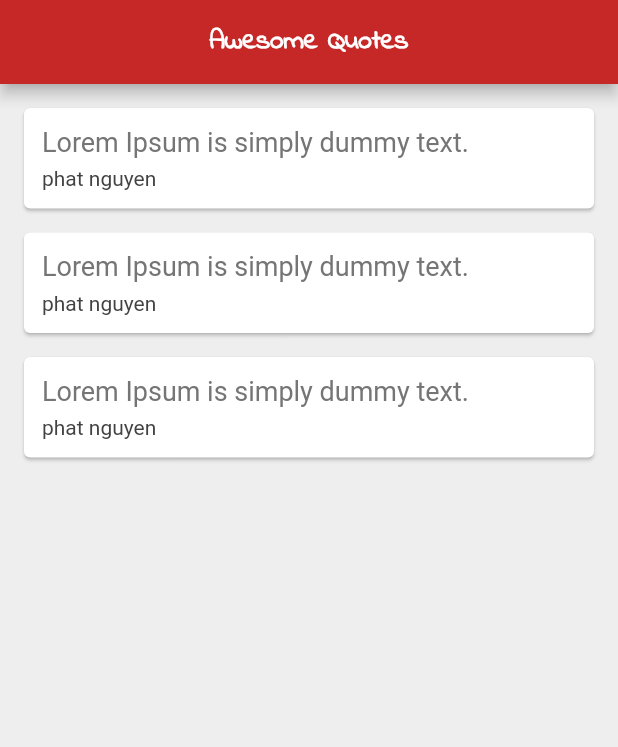
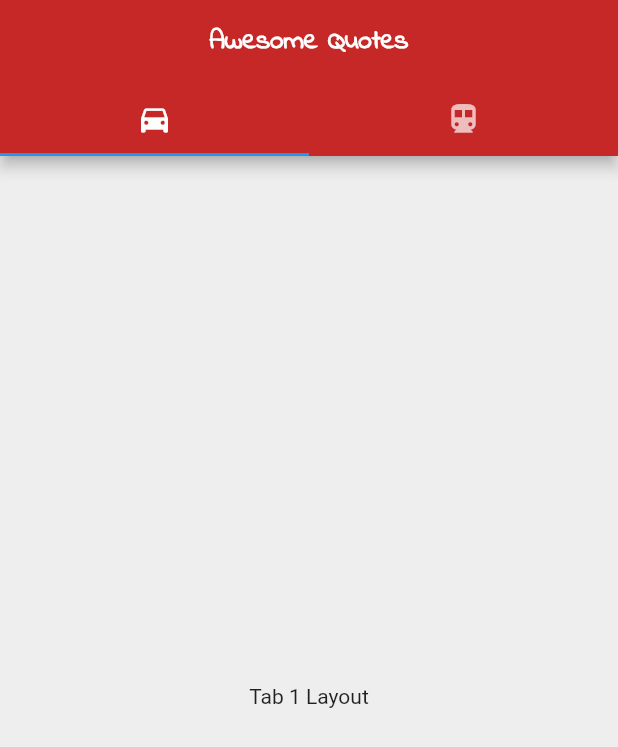
Before and after one commit to NguyenPhatBG/flutter-app-01, a Flutter app: the screen it shows after launch, on a phone screen of 412 x 824 dp. Shown: the top 747 px of the screen. Run offline on Flutter 3.47's test engine with Material 2 defaults, Android fonts, the phone set to English and light mode, and no system bars.

Commit message:
tabs flutter

```diff
--- a/lib/main.dart
+++ b/lib/main.dart
@@ -4,6 +4,29 @@ import 'quote.dart';
 void main() => runApp(MaterialApp(
   home: QuoteList(),
 ));
+
+
+class FirstScreen extends StatelessWidget {
+  @override
+  Widget build(BuildContext context) {
+    return Container(
+      child: Center(
+        child: Text('Tab 1 Layout'),
+      ),
+    );
+  }
+}
+
+class SecondScreen extends StatelessWidget {
+  @override
+  Widget build(BuildContext context) {
+    return Container(
+      child: Center(
+        child: Text('Tab 2 Layout'),
+      ),
+    );
+  }
+}
 
 class QuoteList extends StatefulWidget {
   @override
@@ -48,11 +71,19 @@ class _QuoteListState extends State<QuoteList> {
 
   @override
   Widget build(BuildContext context) {
-    return Scaffold(
+    return DefaultTabController(
+      length: 2,
+      child: Scaffold(
         backgroundColor: Colors.grey[200],
         appBar: AppBar(
           centerTitle: true,
           backgroundColor: Colors.red[800],
+          bottom: TabBar(
+            tabs: <Widget>[
+              Tab(icon: Icon(Icons.directions_car)),
+              Tab(icon: Icon(Icons.directions_transit))
+            ],
+          ),
           title: Text(
             'Awesome Quotes',
             style: TextStyle(
@@ -62,9 +93,15 @@ class _QuoteListState extends State<QuoteList> {
             ),
           ),
         ),
-      body: Column(
-        children: quotes.map((quote) => quoteTemplate(quote)).toList(),
+        body: TabBarView(
+          children: <Widget>[
+            FirstScreen(),
+            SecondScreen(),
+          ],
+        ),
       ),
     );
   }
 }
+
+// body: Column(children: quotes.map((quote) => quoteTemplate(quote)).toList())
```
Lines whose indentation alone changed are shown as unchanged.
